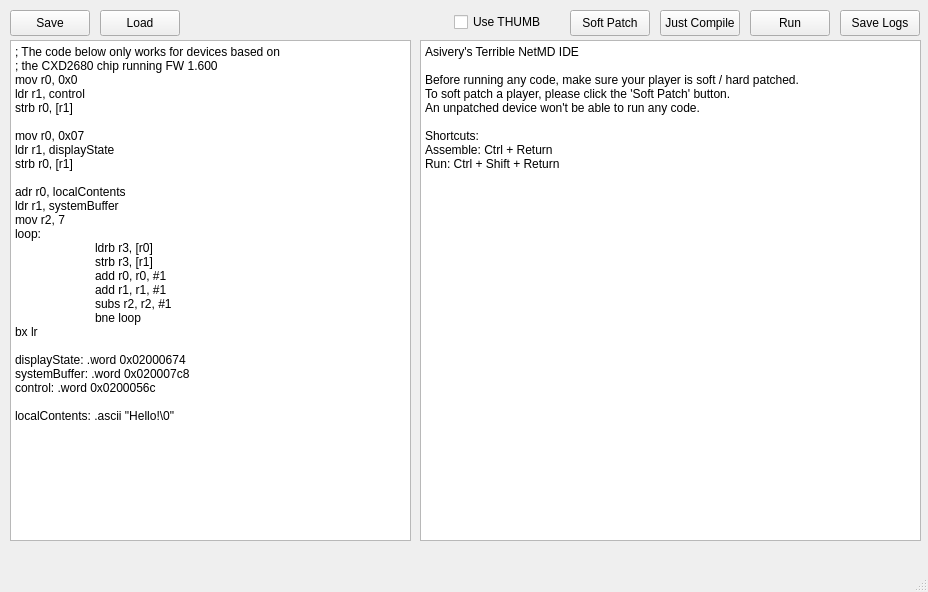
Qt form src/main.ui (asivery/netmd-asm-ide) before a commit.
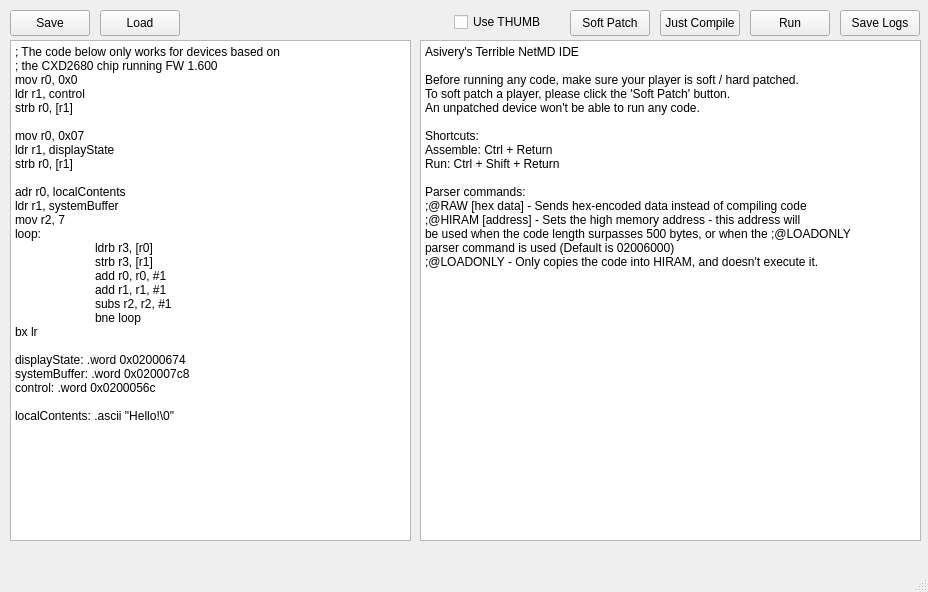
The same form after that commit.

Commit message: Added parser commands, binary upload

What changed in the file:
```diff
--- a/src/main.ui
+++ b/src/main.ui
@@ -127,6 +127,13 @@
 Assemble: Ctrl + Return
 Run: Ctrl + Shift + Return
 
+Parser commands:
+;@RAW [hex data] - Sends hex-encoded data instead of compiling code
+;@HIRAM [address] - Sets the high memory address - this address will
+be used when the code length surpasses 500 bytes, or when the ;@LOADONLY
+parser command is used (Default is 02006000)
+;@LOADONLY - Only copies the code into HIRAM, and doesn't execute it.
+
 </string>
     </property>
    </widget>
```
The commit also changes 3 other files.
